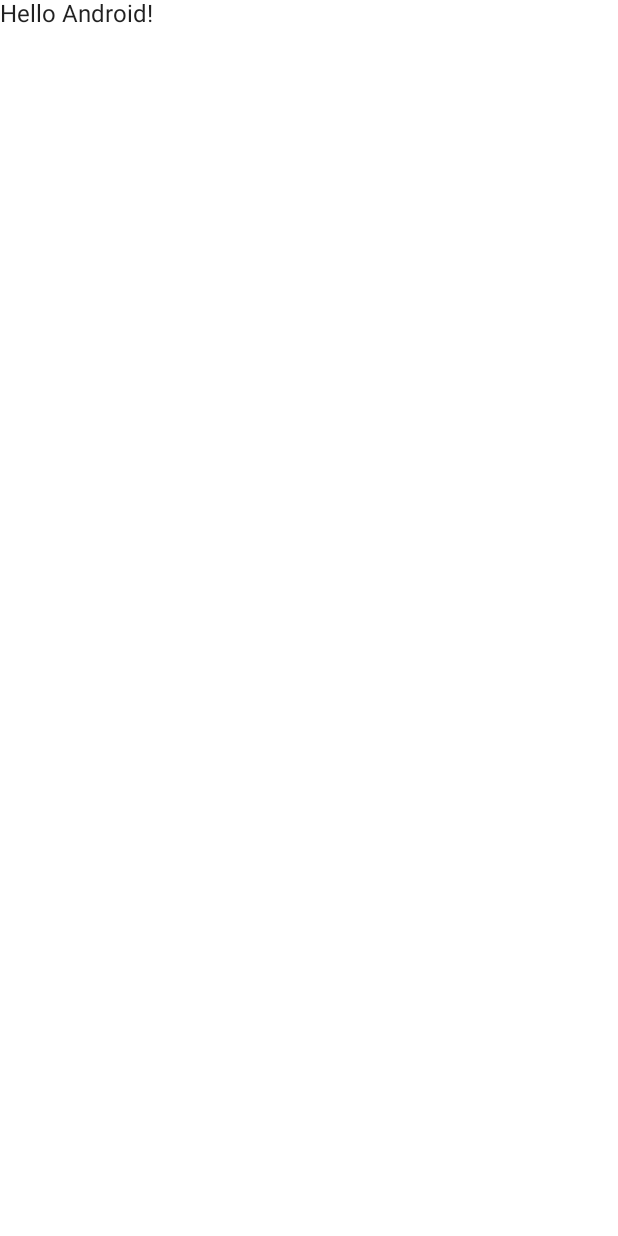
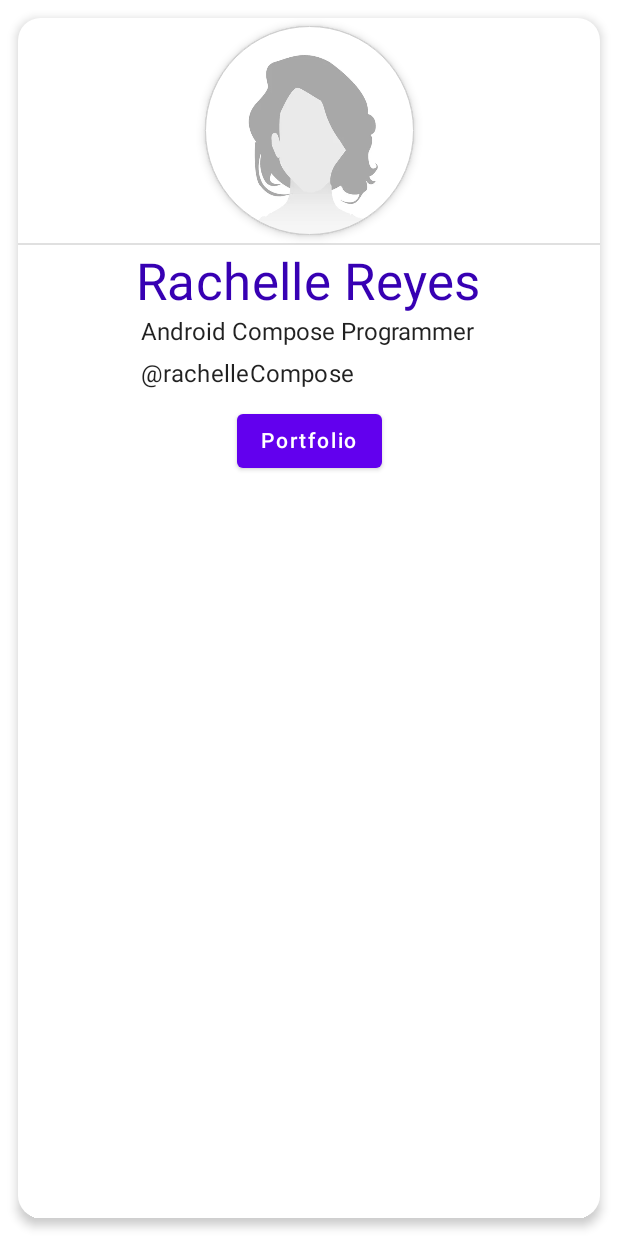
Before and after one commit to RachelleReyes/udemy-jetpack-compose, an Android app built with Jetpack Compose: the screen it shows after launch (MainActivity), on a phone screen of 412 x 824 dp. Before the commit the screen is almost empty. Run offline under Robolectric (Android 15) with nearby library versions, the phone set to English and light mode, and no system bars.

Commit message:
Implementation of BizCardApp

```diff
--- a/JetBizCard/app/src/main/java/com/reyesrachelle/jetbizcard/MainActivity.kt
+++ b/JetBizCard/app/src/main/java/com/reyesrachelle/jetbizcard/MainActivity.kt
@@ -3,13 +3,28 @@ package com.reyesrachelle.jetbizcard
 import android.os.Bundle
 import androidx.activity.ComponentActivity
 import androidx.activity.compose.setContent
-import androidx.compose.foundation.layout.fillMaxSize
-import androidx.compose.material.MaterialTheme
-import androidx.compose.material.Surface
-import androidx.compose.material.Text
+import androidx.compose.foundation.BorderStroke
+import androidx.compose.foundation.Image
+import androidx.compose.foundation.background
+import androidx.compose.foundation.layout.*
+import androidx.compose.foundation.lazy.LazyColumn
+import androidx.compose.foundation.lazy.items
+import androidx.compose.foundation.shape.CircleShape
+import androidx.compose.foundation.shape.CornerSize
+import androidx.compose.foundation.shape.RoundedCornerShape
+import androidx.compose.material.*
 import androidx.compose.runtime.Composable
+import androidx.compose.runtime.mutableStateOf
+import androidx.compose.runtime.remember
+import androidx.compose.ui.Alignment
 import androidx.compose.ui.Modifier
+import androidx.compose.ui.graphics.Color
+import androidx.compose.ui.graphics.RectangleShape
+import androidx.compose.ui.layout.ContentScale
+import androidx.compose.ui.res.painterResource
+import androidx.compose.ui.text.font.FontWeight
 import androidx.compose.ui.tooling.preview.Preview
+import androidx.compose.ui.unit.dp
 import com.reyesrachelle.jetbizcard.ui.theme.JetBizCardTheme
 
 class MainActivity : ComponentActivity() {
@@ -22,7 +37,7 @@ class MainActivity : ComponentActivity() {
                     modifier = Modifier.fillMaxSize(),
                     color = MaterialTheme.colors.background
                 ) {
-                    Greeting("Android")
+                    CreateBizCard()
                 }
             }
         }
@@ -30,14 +45,137 @@ class MainActivity : ComponentActivity() {
 }
 
 @Composable
-fun Greeting(name: String) {
-    Text(text = "Hello $name!")
+fun CreateBizCard(){
+    val buttonClickedState = remember {
+        mutableStateOf(false)
+    }
+    Surface(modifier = Modifier
+        .fillMaxWidth()
+        .fillMaxHeight()) {
+        Card(modifier = Modifier
+            .width(200.dp)
+            .height(390.dp)
+            .padding(12.dp),
+            shape = RoundedCornerShape(corner = CornerSize(15.dp)),
+            elevation = 4.dp) {
+
+            Column(modifier = Modifier.height(300.dp),
+                verticalArrangement = Arrangement.Top,
+                horizontalAlignment = Alignment.CenterHorizontally) {
+                CreateImageProfile()
+                Divider()
+                CreateInfo()
+                Button(
+                    onClick = {
+                        buttonClickedState.value = !buttonClickedState.value
+                    }
+                ) {
+                   Text("Portfolio",
+                   style = MaterialTheme.typography.button)
+                }
+
+                if(buttonClickedState.value) {
+                    Content()
+                } else {
+                    Box {}
+                }
+            }
+        }
+    }
 }
 
-@Preview(showBackground = true)
+@Preview
+@Composable
+fun Content(){
+    Box(modifier = Modifier
+        .fillMaxHeight()
+        .fillMaxWidth()
+        .padding(5.dp)) {
+        Surface(modifier = Modifier
+            .padding(3.dp)
+            .fillMaxWidth()
+            .fillMaxHeight(),
+            shape = RoundedCornerShape(corner = CornerSize(6.dp)),
+            border = BorderStroke(width = 2.dp, color = Color.LightGray)) {
+
+                Portfolio(data = listOf("Project 1", "Project 2", "Project 3"))
+
+        }
+    }
+}
+
+@Composable
+fun Portfolio(data: List<String>) {
+    LazyColumn {
+        items(data) { item ->
+            Card(modifier = Modifier
+                .padding(13.dp)
+                .fillMaxWidth(),
+                shape = RectangleShape,
+                elevation = 4.dp) {
+                Row(modifier = Modifier
+                    .padding(8.dp)
+                    .background(MaterialTheme.colors.surface)
+                    .padding(16.dp)) {
+                    CreateImageProfile(modifier = Modifier.size(100.dp))
+                    Column(modifier = Modifier
+                        .padding(7.dp)
+                        .align(alignment = Alignment.CenterVertically)) {
+
+                        Text(text = item, fontWeight = FontWeight.Bold)
+                        Text(text = "A great project", style = MaterialTheme.typography.body2)
+                    }
+                }
+            }
+        }
+    }
+}
+
+@Composable
+private fun CreateInfo() {
+    Column(modifier = Modifier.padding(5.dp)) {
+        Text(
+            text = "Rachelle Reyes",
+            style = MaterialTheme.typography.h4,
+            color = MaterialTheme.colors.primaryVariant
+        )
+        Text(
+            text = "Android Compose Programmer",
+            modifier = Modifier.padding(3.dp)
+        )
+
+        Text(
+            text = "@rachelleCompose",
+            modifier = Modifier.padding(3.dp),
+            style = MaterialTheme.typography.subtitle1
+        )
+    }
+}
+
+@Composable
+private fun CreateImageProfile(modifier: Modifier = Modifier) {
+    Surface(
+        modifier = modifier
+            .size(150.dp)
+            .padding(5.dp),
+        shape = CircleShape,
+        border = BorderStroke(0.5.dp, Color.LightGray),
+        elevation = 4.dp,
+        color = MaterialTheme.colors.onSurface.copy(alpha = 0.5f)
+    ) {
+        Image(
+            painter = painterResource(id = R.drawable.profile_image),
+            contentDescription = "profile image",
+            modifier = modifier.size(135.dp),
+            contentScale = ContentScale.Crop
+        )
+    }
+}
+
+//@Preview(showBackground = true)
 @Composable
 fun DefaultPreview() {
     JetBizCardTheme {
-        Greeting("Android")
+        CreateBizCard()
     }
 }
```
Also changed, not shown: JetBizCard/app/src/main/res/drawable-v24/profile_image.jpeg (added).
